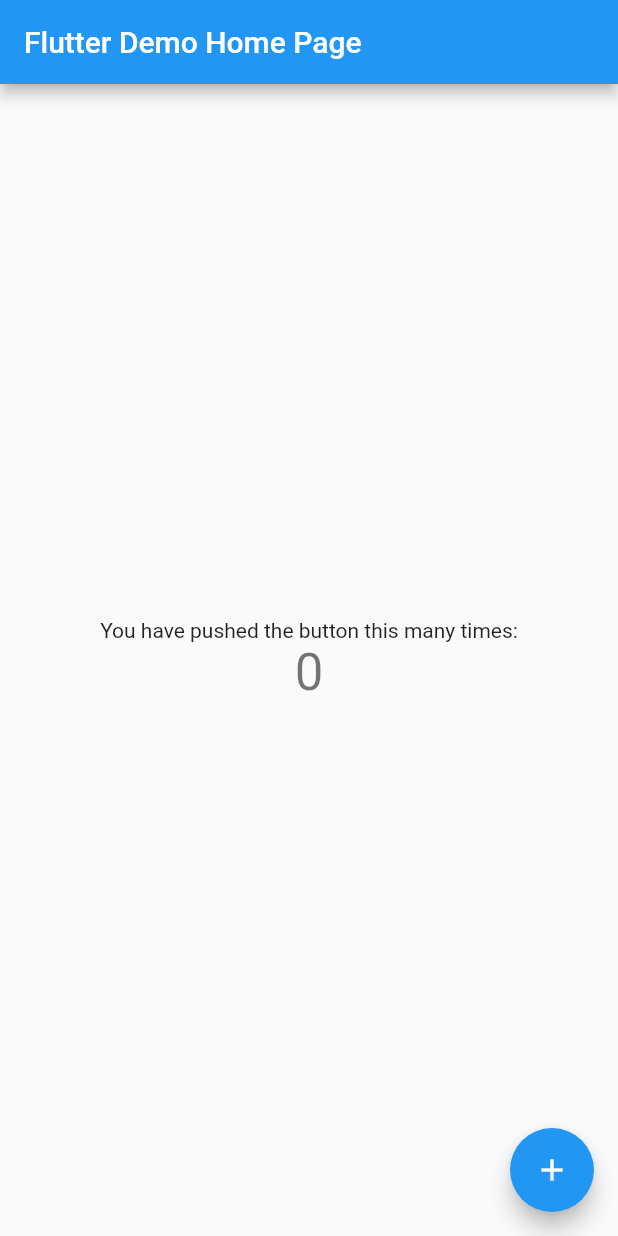
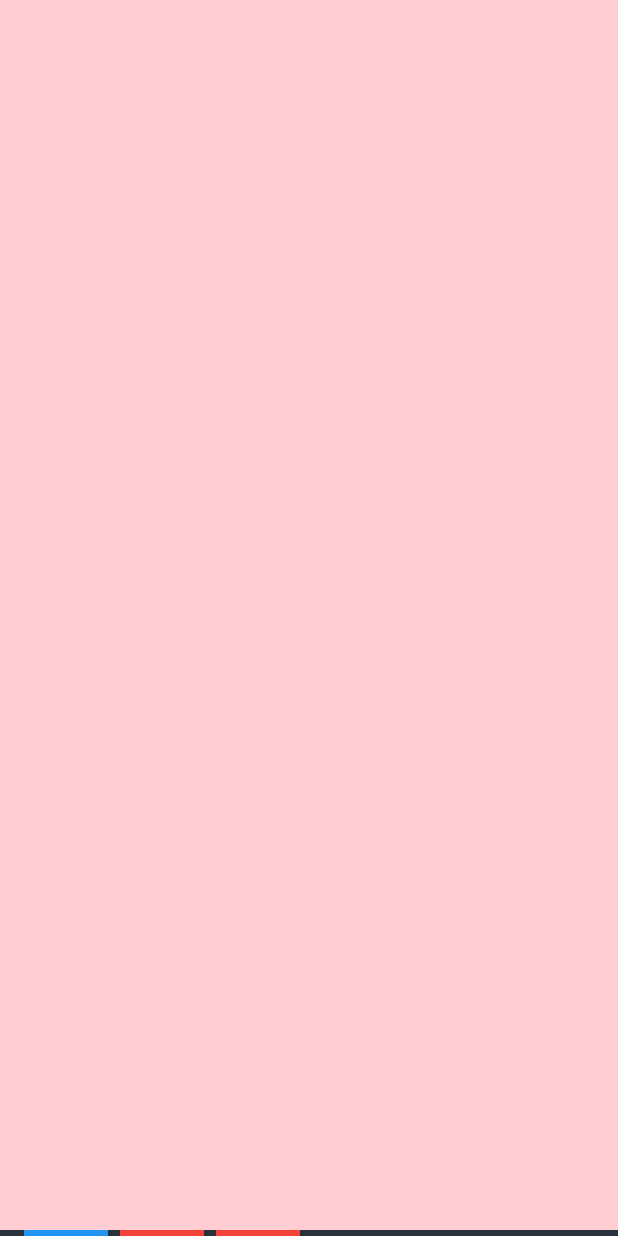
Before and after one commit to a-eid/flutter_onboarding, a Flutter app: the screen it shows after launch, on a phone screen of 412 x 824 dp. Run offline on Flutter 3.47's test engine with Material 2 defaults, Android fonts, the phone set to English and light mode, and no system bars.

Commit message:
basic onboarding sceleton.

```diff
--- /dev/null
+++ b/lib/Widgets/Onboarding/Page.dart
@@ -0,0 +1,36 @@
+import 'package:flutter/material.dart';
+
+List<List<Color>> gradients = [
+  [Color(0xFF9708CC), Color(0xFF43CBFF)],
+  [Color(0xFFE2859F), Color(0xFFFCCF31)],
+  [Color(0xFF5EFCE8), Color(0xFF736EFE)],
+];
+
+class Page {
+  Page({this.img, this.title, this.body, this.titleGradient});
+  var img;
+  var title;
+  var body;
+  List<Color> titleGradient = [];
+}
+
+final List<Page> pageList = [
+  Page(
+    img: "assets/illustration.png",
+    title: "MUSIC",
+    body: "EXPERIENCE WICKED PLAYLISTS",
+    titleGradient: gradients[0],
+  ),
+  Page(
+    img: "assets/illustration2.png",
+    title: "SPA",
+    body: "FEEL THE MAGIC OF WELLNESS",
+    titleGradient: gradients[1],
+  ),
+  Page(
+    img: "assets/illustration3.png",
+    title: "TRAVEL",
+    body: "LET'S HIKE UP",
+    titleGradient: gradients[2],
+  ),
+];
--- /dev/null
+++ b/lib/Widgets/Onboarding/PageList.dart
@@ -0,0 +1,25 @@
+import 'package:flutter/material.dart';
+import 'package:flutter/rendering.dart';
+import 'package:flutter_onboarding/Widgets/Onboarding/Page.dart';
+
+class PageList extends StatelessWidget {
+  final PageController controller;
+  final Function onIndexChange;
+  PageList({this.controller, this.onIndexChange});
+
+  @override
+  Widget build(BuildContext context) {
+    return Expanded(
+      child: PageView.builder(
+        itemCount: pageList.length,
+        controller: controller,
+        onPageChanged: onIndexChange,
+        itemBuilder: (context, index) {
+          return Container(
+            color: Colors.red[100 + index * 100],
+          );
+        },
+      ),
+    );
+  }
+}
--- /dev/null
+++ b/lib/Widgets/Onboarding/const.dart
@@ -0,0 +1,24 @@
+import 'package:flutter/material.dart';
+
+const kContainerStyle = BoxDecoration(
+  gradient: LinearGradient(
+    colors: [Color(0xFF485563), Color(0xFF29323C)],
+    tileMode: TileMode.clamp,
+    begin: Alignment.topCenter,
+    stops: [0.0, 1.0],
+    end: Alignment.bottomCenter,
+  ),
+);
+
+BoxDecoration kIndicatorStyle(active) {
+  return BoxDecoration(
+    color: active ? Colors.blue : Colors.red,
+    boxShadow: [
+      BoxShadow(
+        color: Colors.black12,
+        offset: Offset(0.0, 4.0),
+        blurRadius: 2.0,
+      )
+    ],
+  );
+}
--- /dev/null
+++ b/lib/Widgets/Onboarding/main.dart
@@ -0,0 +1,75 @@
+import 'package:flutter/material.dart';
+import 'package:flutter_onboarding/Widgets/Onboarding/PageList.dart';
+import 'package:flutter_onboarding/Widgets/Onboarding/const.dart';
+import 'package:flutter_onboarding/Widgets/Onboarding/page_Indicator.dart';
+import 'package:flutter_onboarding/Widgets/Onboarding/proceed_button.dart';
+
+import 'package:flutter_onboarding/Widgets/Onboarding/Page.dart' show pageList;
+
+class Onboarding extends StatefulWidget {
+  Onboarding({Key key}) : super(key: key);
+
+  @override
+  _OnboardingState createState() => _OnboardingState();
+}
+
+class _OnboardingState extends State<Onboarding> with TickerProviderStateMixin {
+  PageController controller;
+  Animation<double> scaleAnimation;
+  AnimationController animationController;
+  int current = 0;
+  // bool lastPage = false;
+
+  @override
+  void initState() {
+    super.initState();
+    controller = PageController(
+      initialPage: current,
+    );
+    animationController = AnimationController(
+      duration: Duration(milliseconds: 300),
+      vsync: this,
+    );
+
+    scaleAnimation = Tween(begin: 0.6, end: 1.0).animate(animationController);
+  }
+
+  // clean up
+  @override
+  void dispose() {
+    controller.dispose();
+    super.dispose();
+  }
+
+  void onIndexChange(index) {
+    setState(() {
+      current = index;
+    });
+  }
+
+  @override
+  Widget build(BuildContext context) {
+    return Container(
+      decoration: kContainerStyle,
+      child: Column(
+        crossAxisAlignment: CrossAxisAlignment.stretch,
+        children: <Widget>[
+          PageList(controller: controller, onIndexChange: onIndexChange),
+          SafeArea(
+            child: Padding(
+              padding: const EdgeInsets.symmetric(horizontal: 16.0),
+              child: Row(
+                mainAxisAlignment: MainAxisAlignment.spaceBetween,
+                crossAxisAlignment: CrossAxisAlignment.end,
+                children: <Widget>[
+                  PageIndicator(current: current, length: pageList.length),
+                  ProceedButton(current == pageList.length - 1),
+                ],
+              ),
+            ),
+          )
+        ],
+      ),
+    );
+  }
+}
--- /dev/null
+++ b/lib/Widgets/Onboarding/page_Indicator.dart
@@ -0,0 +1,41 @@
+import 'package:flutter/material.dart';
+import 'package:flutter_onboarding/Widgets/Onboarding/const.dart';
+
+class PageIndicator extends StatelessWidget {
+  final int current;
+  final int length;
+
+  PageIndicator({this.current, this.length});
+
+  List<Widget> getChildren() {
+    List<Widget> children = [];
+    for (int i = 0; i < length; i++) {
+      children.add(Indicator(active: i == current));
+    }
+    return children;
+  }
+
+  @override
+  Widget build(BuildContext context) {
+    return Row(
+      children: getChildren(),
+    );
+  }
+}
+
+class Indicator extends StatelessWidget {
+  final bool active;
+  Indicator({this.active});
+
+  @override
+  Widget build(BuildContext context) {
+    return Container(
+      child: Container(
+        decoration: kIndicatorStyle(active),
+        height: 4,
+        width: (8 * 7).toDouble(),
+        margin: EdgeInsets.only(right: 8),
+      ),
+    );
+  }
+}
--- /dev/null
+++ b/lib/Widgets/Onboarding/proceed_button.dart
@@ -0,0 +1,21 @@
+import 'package:flutter/material.dart';
+
+class ProceedButton extends StatelessWidget {
+  final bool show;
+  ProceedButton(this.show);
+
+  @override
+  Widget build(BuildContext context) {
+    if (!show) return Container();
+    return Container(
+      child: FloatingActionButton(
+        backgroundColor: Colors.white,
+        child: Icon(
+          Icons.arrow_forward,
+          color: Colors.black,
+        ),
+        onPressed: () {},
+      ),
+    );
+  }
+}
--- a/lib/Widgets/main.dart
+++ b/lib/Widgets/main.dart
@@ -0,0 +1 @@
+export 'Onboarding/main.dart';
--- a/lib/main.dart
+++ b/lib/main.dart
@@ -1,111 +1,13 @@
 import 'package:flutter/material.dart';
+import 'Widgets/main.dart' as widgets;
 
 void main() => runApp(MyApp());
 
 class MyApp extends StatelessWidget {
-  // This widget is the root of your application.
   @override
   Widget build(BuildContext context) {
     return MaterialApp(
-      title: 'Flutter Demo',
-      theme: ThemeData(
-        // This is the theme of your application.
-        //
-        // Try running your application with "flutter run". You'll see the
-        // application has a blue toolbar. Then, without quitting the app, try
-        // changing the primarySwatch below to Colors.green and then invoke
-        // "hot reload" (press "r" in the console where you ran "flutter run",
-        // or simply save your changes to "hot reload" in a Flutter IDE).
-        // Notice that the counter didn't reset back to zero; the application
-        // is not restarted.
-        primarySwatch: Colors.blue,
-      ),
-      home: MyHomePage(title: 'Flutter Demo Home Page'),
+      home: widgets.Onboarding(),
     );
   }
 }
-
-class MyHomePage extends StatefulWidget {
-  MyHomePage({Key key, this.title}) : super(key: key);
-
-  // This widget is the home page of your application. It is stateful, meaning
-  // that it has a State object (defined below) that contains fields that affect
-  // how it looks.
-
-  // This class is the configuration for the state. It holds the values (in this
-  // case the title) provided by the parent (in this case the App widget) and
-  // used by the build method of the State. Fields in a Widget subclass are
-  // always marked "final".
-
-  final String title;
-
-  @override
-  _MyHomePageState createState() => _MyHomePageState();
-}
-
-class _MyHomePageState extends State<MyHomePage> {
-  int _counter = 0;
-
-  void _incrementCounter() {
-    setState(() {
-      // This call to setState tells the Flutter framework that something has
-      // changed in this State, which causes it to rerun the build method below
-      // so that the display can reflect the updated values. If we changed
-      // _counter without calling setState(), then the build method would not be
-      // called again, and so nothing would appear to happen.
-      _counter++;
-    });
-  }
-
-  @override
-  Widget build(BuildContext context) {
-    // This method is rerun every time setState is called, for instance as done
-    // by the _incrementCounter method above.
-    //
-    // The Flutter framework has been optimized to make rerunning build methods
-    // fast, so that you can just rebuild anything that needs updating rather
-    // than having to individually change instances of widgets.
-    return Scaffold(
-      appBar: AppBar(
-        // Here we take the value from the MyHomePage object that was created by
-        // the App.build method, and use it to set our appbar title.
-        title: Text(widget.title),
-      ),
-      body: Center(
-        // Center is a layout widget. It takes a single child and positions it
-        // in the middle of the parent.
-        child: Column(
-          // Column is also a layout widget. It takes a list of children and
-          // arranges them vertically. By default, it sizes itself to fit its
-          // children horizontally, and tries to be as tall as its parent.
-          //
-          // Invoke "debug painting" (press "p" in the console, choose the
-          // "Toggle Debug Paint" action from the Flutter Inspector in Android
-          // Studio, or the "Toggle Debug Paint" command in Visual Studio Code)
-          // to see the wireframe for each widget.
-          //
-          // Column has various properties to control how it sizes itself and
-          // how it positions its children. Here we use mainAxisAlignment to
-          // center the children vertically; the main axis here is the vertical
-          // axis because Columns are vertical (the cross axis would be
-          // horizontal).
-          mainAxisAlignment: MainAxisAlignment.center,
-          children: <Widget>[
-            Text(
-              'You have pushed the button this many times:',
-            ),
-            Text(
-              '$_counter',
-              style: Theme.of(context).textTheme.display1,
-            ),
-          ],
-        ),
-      ),
-      floatingActionButton: FloatingActionButton(
-        onPressed: _incrementCounter,
-        tooltip: 'Increment',
-        child: Icon(Icons.add),
-      ), // This trailing comma makes auto-formatting nicer for build methods.
-    );
-  }
-}
```
Also changed, not shown: pubspec.yaml (+13 -52 lines), pubspec.lock, 1 other file.
